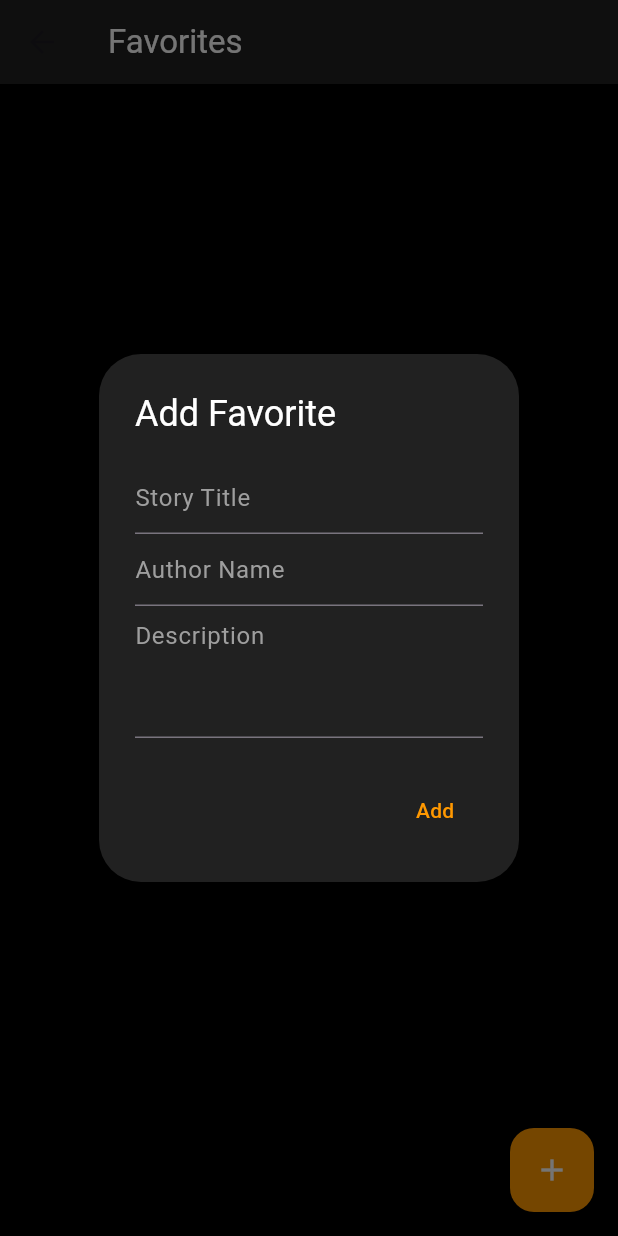
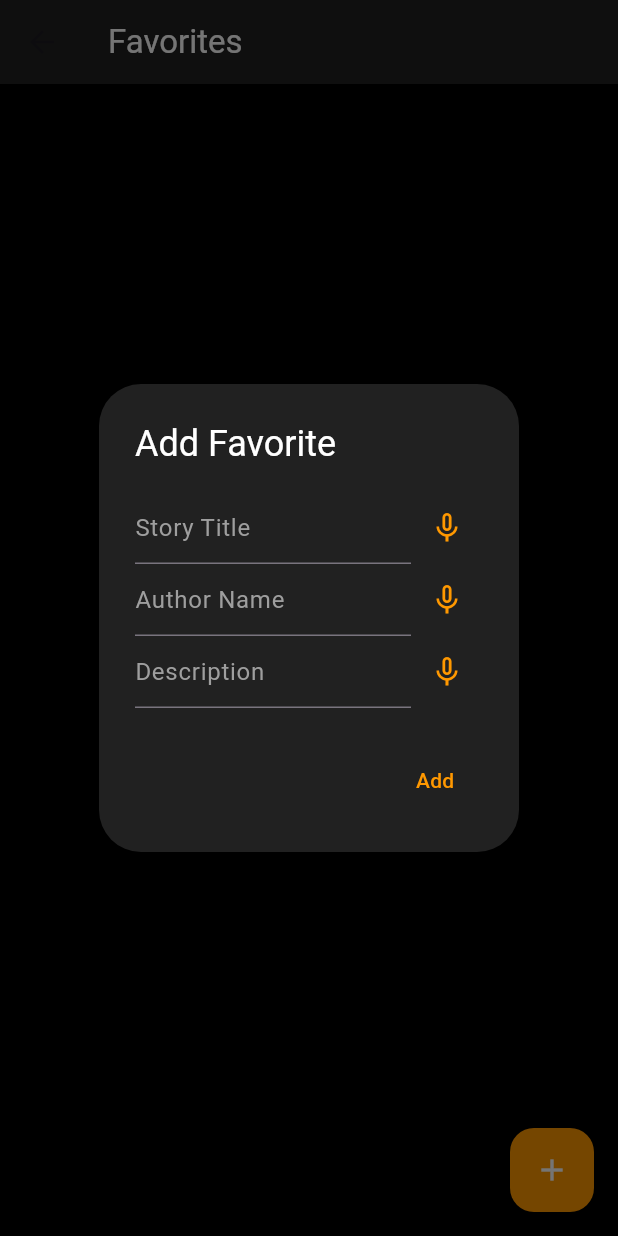
Before and after one commit to DarkMephisto155115/Prak_Mobile, a Flutter app: the FavoritesPage screen opened by its route, after a tap on the "add" icon, on a phone screen of 412 x 824 dp. Run offline on Flutter 3.47's test engine with Material 3 defaults, Android fonts, the phone set to English and light mode, and no system bars; our stand-ins replace audioplayers, cloud_firestore, firebase_auth, firebase_core, firebase_messaging, firebase_storage and 8 more; missing offline and left inert: flutter_sound; accounts and stored records are empty.

```diff
--- a/lib/main.dart
+++ b/lib/main.dart
@@ -2,6 +2,7 @@ import 'package:firebase_core/firebase_core.dart';
 import 'package:flutter/material.dart';
 import 'package:terra_brain/firebase_options.dart';
 import 'package:terra_brain/presentation/app.dart';
+import 'package:terra_brain/presentation/routes/app_pages.dart';
 import 'package:terra_brain/presentation/service/notif_handler.dart';
 
 void main() async {
--- a/lib/presentation/controllers/register_controller.dart
+++ b/lib/presentation/controllers/register_controller.dart
@@ -62,7 +62,7 @@ class RegistrationController extends GetxController {
       });
 
       Get.snackbar('Success', 'User registered successfully');
-      Get.offAllNamed("/login");
+      Get.toNamed("/login");
     } catch (e) {
       Get.snackbar('Error', e.toString());
     }
--- a/lib/presentation/pages/favorite_page.dart
+++ b/lib/presentation/pages/favorite_page.dart
@@ -1,25 +1,62 @@
-// favorites_page.dart
 import 'package:cloud_firestore/cloud_firestore.dart';
 import 'package:flutter/material.dart';
 import 'package:get/get.dart';
+import 'package:speech_to_text/speech_to_text.dart' as stt;
 import '../controllers/favorites_controller.dart';
 
-class FavoritesPage extends StatelessWidget {
+class FavoritesPage extends StatefulWidget {
+  @override
+  _FavoritesPageState createState() => _FavoritesPageState();
+}
+
+class _FavoritesPageState extends State<FavoritesPage> {
   final FavoritesController controller = Get.put(FavoritesController());
+  late stt.SpeechToText _speech;
+  bool _isListening = false;
+  String _spokenText = "";
+
+  @override
+  void initState() {
+    super.initState();
+    _speech = stt.SpeechToText();
+  }
+
+  Future<void> _startListening(TextEditingController targetController) async {
+    bool available = await _speech.initialize();
+    if (available) {
+      setState(() => _isListening = true);
+      _speech.listen(onResult: (result) {
+        setState(() {
+          _spokenText = result.recognizedWords;
+          targetController.text = _spokenText; // Update text controller
+        });
+      });
+    } else {
+      ScaffoldMessenger.of(context).showSnackBar(
+        const SnackBar(content: Text('Speech recognition is not available')),
+      );
+    }
+  }
+
+  void _stopListening() {
+    setState(() => _isListening = false);
+    _speech.stop();
+  }
 
   @override
   Widget build(BuildContext context) {
     return Scaffold(
       appBar: AppBar(
-        title: const Text('Favorites', style: TextStyle(color: Colors.white)), // Title color set to white
-
+        title: const Text('Favorites', style: TextStyle(color: Colors.white)),
         backgroundColor: Colors.grey[900],
       ),
-      backgroundColor: Colors.black, // Dark background color
+      backgroundColor: Colors.black,
       body: StreamBuilder(
         stream: controller.getFavoritesStream(),
         builder: (context, snapshot) {
-          if (snapshot.hasError) return Text('Error: ${snapshot.error}', style: TextStyle(color: Colors.white));
+          if (snapshot.hasError) {
+            return Text('Error: ${snapshot.error}', style: const TextStyle(color: Colors.white));
+          }
           if (snapshot.connectionState == ConnectionState.waiting) {
             return const Center(child: CircularProgressIndicator());
           }
@@ -31,7 +68,7 @@ class FavoritesPage extends StatelessWidget {
             itemBuilder: (context, index) {
               final item = data[index];
               return Card(
-                color: Colors.grey[850], // Darker card color
+                color: Colors.grey[850],
                 child: ListTile(
                   title: Text(item['title'], style: const TextStyle(color: Colors.white)),
                   subtitle: Column(
@@ -99,30 +136,20 @@ class FavoritesPage extends StatelessWidget {
         content: Column(
           mainAxisSize: MainAxisSize.min,
           children: [
-            TextField(
+            _buildTextFieldWithVoiceInput(
+              context: context,
               controller: titleController,
-              style: const TextStyle(color: Colors.white),
-              decoration: const InputDecoration(
-                hintText: 'Story Title',
-                hintStyle: TextStyle(color: Colors.grey),
-              ),
+              hint: "Story Title",
             ),
-            TextField(
+            _buildTextFieldWithVoiceInput(
+              context: context,
               controller: authorController,
-              style: const TextStyle(color: Colors.white),
-              decoration: const InputDecoration(
-                hintText: 'Author Name',
-                hintStyle: TextStyle(color: Colors.grey),
-              ),
+              hint: "Author Name",
             ),
-            TextField(
+            _buildTextFieldWithVoiceInput(
+              context: context,
               controller: descriptionController,
-              style: const TextStyle(color: Colors.white),
-              decoration: const InputDecoration(
-                hintText: 'Description',
-                hintStyle: TextStyle(color: Colors.grey),
-              ),
-              maxLines: 3,
+              hint: "Description",
             ),
           ],
         ),
@@ -140,6 +167,40 @@ class FavoritesPage extends StatelessWidget {
     );
   }
 
+  Widget _buildTextFieldWithVoiceInput({
+    required BuildContext context,
+    required TextEditingController controller,
+    required String hint,
+  }) {
+    return Row(
+      children: [
+        Expanded(
+          child: TextField(
+            controller: controller,
+            style: const TextStyle(color: Colors.white),
+            decoration: InputDecoration(
+              hintText: hint,
+              hintStyle: const TextStyle(color: Colors.grey),
+            ),
+          ),
+        ),
+        IconButton(
+          icon: Icon(
+            _isListening ? Icons.mic : Icons.mic_none,
+            color: Colors.orange,
+          ),
+          onPressed: () {
+            if (_isListening) {
+              _stopListening();
+            } else {
+              _startListening(controller);
+            }
+          },
+        ),
+      ],
+    );
+  }
+
   Future<Map<String, String>?> _showEditDialog(BuildContext context, QueryDocumentSnapshot item) async {
     final titleController = TextEditingController(text: item['title']);
     final authorController = TextEditingController(text: item['author']);
@@ -152,30 +213,20 @@ class FavoritesPage extends StatelessWidget {
         content: Column(
           mainAxisSize: MainAxisSize.min,
           children: [
-            TextField(
+            _buildTextFieldWithVoiceInput(
+              context: context,
               controller: titleController,
-              style: const TextStyle(color: Colors.white),
-              decoration: const InputDecoration(
-                hintText: 'Story Title',
-                hintStyle: TextStyle(color: Colors.grey),
-              ),
+              hint: "Story Title",
             ),
-            TextField(
+            _buildTextFieldWithVoiceInput(
+              context: context,
               controller: authorController,
-              style: const TextStyle(color: Colors.white),
-              decoration: const InputDecoration(
-                hintText: 'Author Name',
-                hintStyle: TextStyle(color: Colors.grey),
-              ),
+              hint: "Author Name",
             ),
-            TextField(
+            _buildTextFieldWithVoiceInput(
+              context: context,
               controller: descriptionController,
-              style: const TextStyle(color: Colors.white),
-              decoration: const InputDecoration(
-                hintText: 'Description',
-                hintStyle: TextStyle(color: Colors.grey),
-              ),
-              maxLines: 3,
+              hint: "Description",
             ),
           ],
         ),
--- a/lib/presentation/routes/app_pages.dart
+++ b/lib/presentation/routes/app_pages.dart
@@ -10,11 +10,13 @@ import 'package:terra_brain/presentation/pages/registration_page.dart';
 import 'package:terra_brain/presentation/pages/setting_page.dart';
 import 'package:terra_brain/presentation/pages/splash_screen.dart';
 import '../../presentation/pages/login_page.dart';
+import '../pages/cam_impementation.dart';
+import '../pages/write_page.dart';
 
 part 'app_routes.dart';
 
 class AppPages {
-  static const INITIAL = Routes.SPLASH;
+  static const INITIAL = Routes.LOGIN;
 
   static final routes = [
     GetPage(
@@ -61,5 +63,10 @@ class AppPages {
       page: () => FavoritesPage(),
       binding: FavoriteBinding(),
     ),
+    GetPage(
+      name: Routes.WRITE,
+      page: () => WriteStoryPage(),
+      binding: SensorBinding(),
+    ),
   ];
 }
--- a/lib/presentation/routes/app_routes.dart
+++ b/lib/presentation/routes/app_routes.dart
@@ -11,4 +11,5 @@ abstract class Routes {
   static const SPLASH = '/splash';
   static const SETTING = '/setting';
   static const FAVORITE = '/favorite';
+  static const WRITE = '/write';
 }
```
Also changed, not shown: lib/presentation/bindings/main_bindings.dart (+11 -0 lines), lib/presentation/controllers/home_controller.dart (added, +122 -0 lines), lib/presentation/pages/cam_impementation.dart (added, +107 -0 lines), lib/presentation/pages/write_page.dart (added, +302 -0 lines), pubspec.yaml (+8 -0 lines), pubspec.lock, 1 other file.
